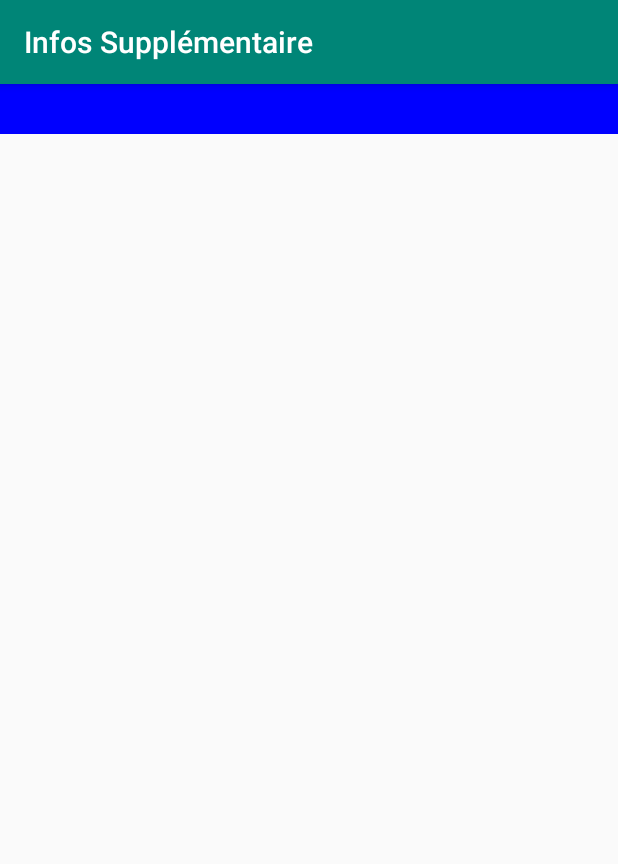
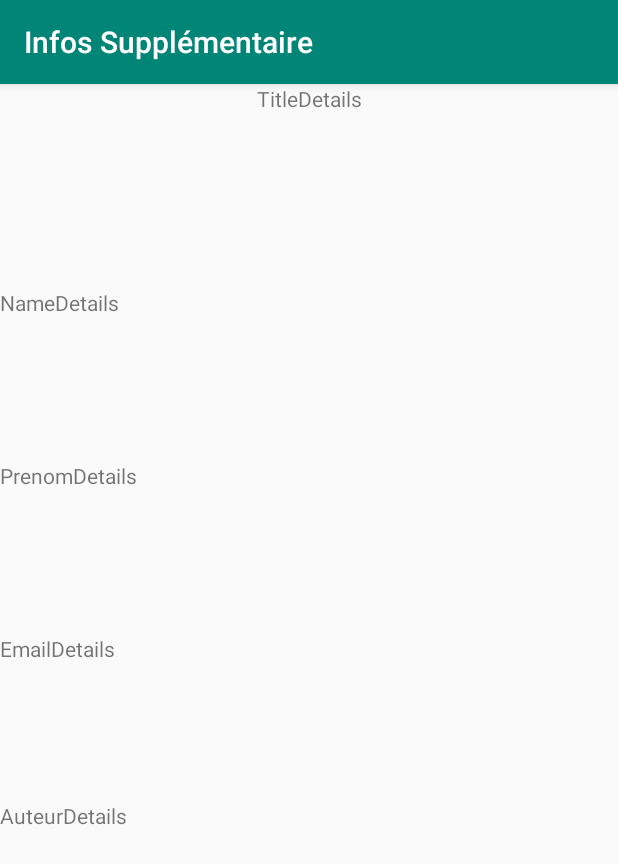
Before and after one commit to HadjadjImoungaTHYP/DevMobile, an Android app: the DetailsActivity screen opened directly, with no data from a screen before it, on a phone screen of 412 x 824 dp. Shown: the top 864 px of the screen. Run offline under Robolectric (Android 15) with nearby library versions, the phone set to English and light mode, and no system bars.

Commit message:
Ajout du layout pour la deuxieme activitée

```diff
--- a/TP3/app/src/main/java/com/hadjimo/tp1/DetailsActivity.kt
+++ b/TP3/app/src/main/java/com/hadjimo/tp1/DetailsActivity.kt
@@ -3,6 +3,7 @@ package com.hadjimo.tp1
 import android.graphics.Color
 import android.os.Bundle
 import android.os.PersistableBundle
+import android.view.LayoutInflater
 import android.view.View
 import android.view.ViewGroup
 import androidx.appcompat.app.AppCompatActivity
@@ -29,10 +30,10 @@ class DetailsActivity : AppCompatActivity() {
         }
 
         override fun onCreateViewHolder(parent: ViewGroup, viewType: Int): DetailsViewHolder {
-            val blueView = View(parent?.context)
-            blueView.setBackgroundColor(Color.BLUE)
-            blueView.minimumHeight = 50
-            return DetailsViewHolder(blueView)
+            val layoutInflater = LayoutInflater.from(parent?.context)
+            val customView = layoutInflater.inflate(R.layout.details_row, parent, false)
+
+            return DetailsViewHolder(customView)
         }
 
         override fun onBindViewHolder(holder: DetailsViewHolder, position: Int) {
--- a/TP3/app/src/main/res/layout/details_row.xml
+++ b/TP3/app/src/main/res/layout/details_row.xml
@@ -1,6 +1,60 @@
 <?xml version="1.0" encoding="utf-8"?>
-<LinearLayout xmlns:android="http://schemas.android.com/apk/res/android"
+<androidx.constraintlayout.widget.ConstraintLayout xmlns:android="http://schemas.android.com/apk/res/android"
+    xmlns:app="http://schemas.android.com/apk/res-auto"
+    xmlns:tools="http://schemas.android.com/tools"
     android:layout_width="match_parent"
     android:layout_height="match_parent">
 
-</LinearLayout>
+    <TextView
+        android:id="@+id/textView"
+        android:layout_width="wrap_content"
+        android:layout_height="0dp"
+        android:text="@string/TitleDetails"
+        app:layout_constraintEnd_toEndOf="parent"
+        app:layout_constraintStart_toStartOf="parent"
+        app:layout_constraintTop_toTopOf="parent" />
+
+    <TextView
+        android:id="@+id/textView2"
+        android:layout_width="0dp"
+        android:layout_height="wrap_content"
+        android:layout_marginTop="96dp"
+        android:text="@string/PrenomDetails"
+        app:layout_constraintEnd_toEndOf="parent"
+        app:layout_constraintHorizontal_bias="0.141"
+        app:layout_constraintStart_toStartOf="parent"
+        app:layout_constraintTop_toBottomOf="@+id/textView3" />
+
+    <TextView
+        android:id="@+id/textView3"
+        android:layout_width="0dp"
+        android:layout_height="wrap_content"
+        android:layout_marginTop="136dp"
+        android:text="@string/NameDetails"
+        app:layout_constraintEnd_toEndOf="parent"
+        app:layout_constraintHorizontal_bias="0.136"
+        app:layout_constraintStart_toStartOf="parent"
+        app:layout_constraintTop_toTopOf="parent" />
+
+    <TextView
+        android:id="@+id/textView4"
+        android:layout_width="0dp"
+        android:layout_height="wrap_content"
+        android:layout_marginTop="96dp"
+        android:text="@string/EmailDetails"
+        app:layout_constraintEnd_toEndOf="parent"
+        app:layout_constraintHorizontal_bias="0.144"
+        app:layout_constraintStart_toStartOf="parent"
+        app:layout_constraintTop_toBottomOf="@+id/textView2" />
+
+    <TextView
+        android:id="@+id/textView5"
+        android:layout_width="0dp"
+        android:layout_height="wrap_content"
+        android:layout_marginTop="92dp"
+        android:text="@string/AuteurDetails"
+        app:layout_constraintEnd_toEndOf="parent"
+        app:layout_constraintHorizontal_bias="0.138"
+        app:layout_constraintStart_toStartOf="parent"
+        app:layout_constraintTop_toBottomOf="@+id/textView4" />
+</androidx.constraintlayout.widget.ConstraintLayout>
--- a/TP3/app/src/main/res/values/strings.xml
+++ b/TP3/app/src/main/res/values/strings.xml
@@ -13,6 +13,11 @@
     <string name="textview">TextView</string>
     <string name="video_title">Video Title</string>
     <string name="article_title">article</string>
+    <string name="TitleDetails">TitleDetails</string>
+    <string name="NameDetails">NameDetails</string>
+    <string name="PrenomDetails">PrenomDetails</string>
+    <string name="EmailDetails">EmailDetails</string>
+    <string name="AuteurDetails">AuteurDetails</string>
 
     <array name="ListEntries">
         <item></item>
```
